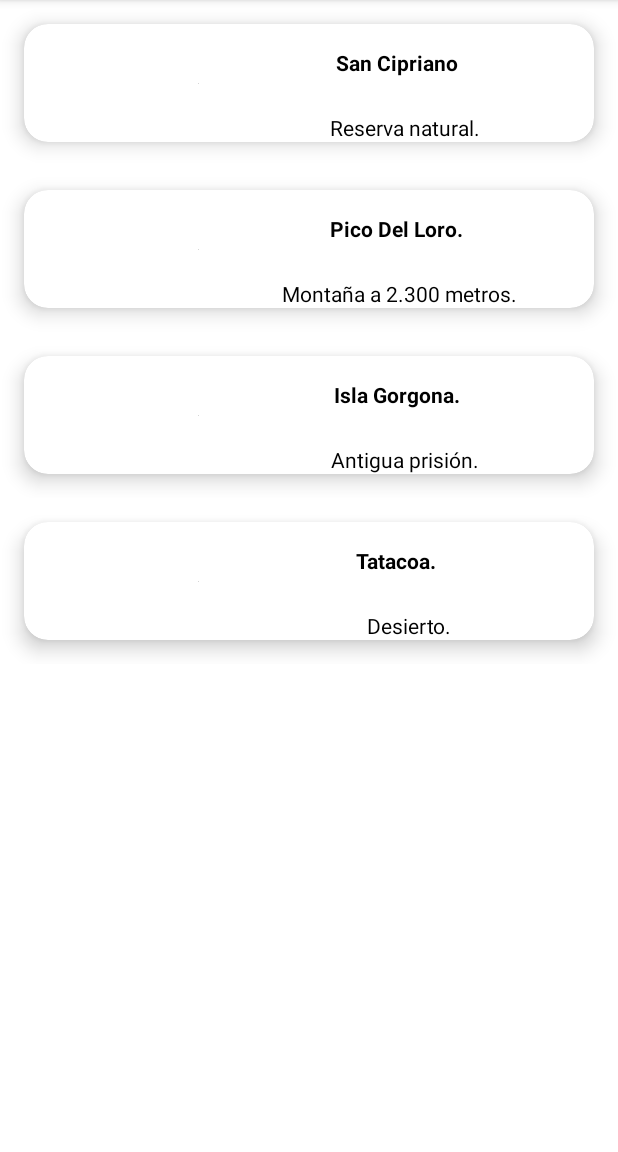
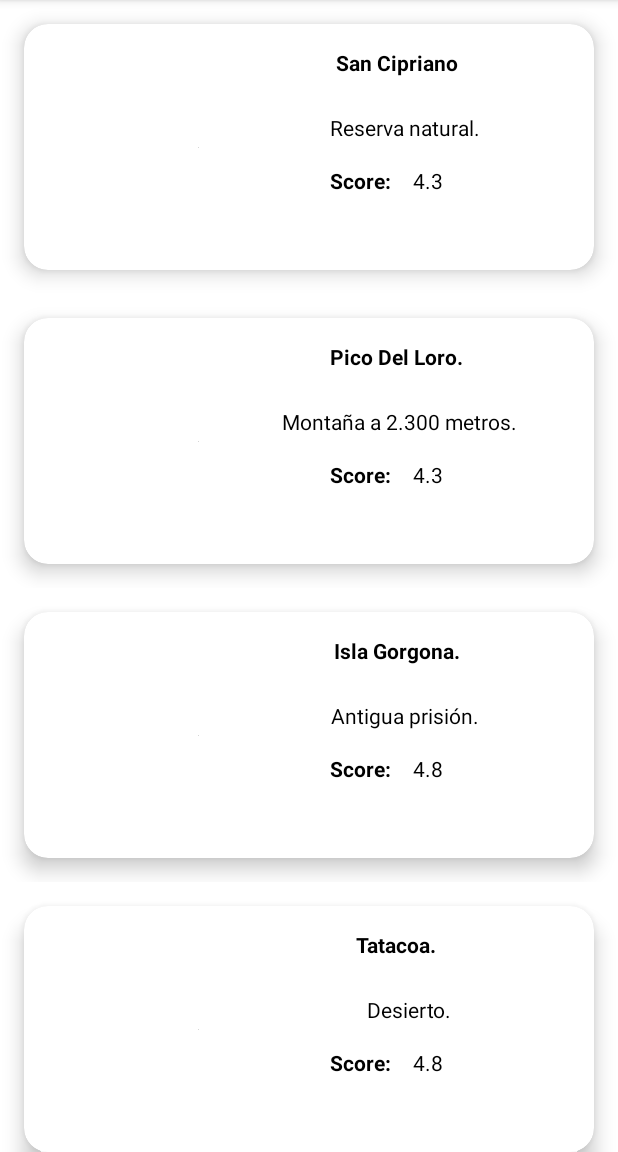
Before and after one commit to J-A-R-V-I-S-cicle-4/Programacion-movil, an Android app: the screen it shows after launch (ListTurismoActivity), on a phone screen of 412 x 824 dp, the part 84-1236 px from its top. Run offline under Robolectric (Android 15) with nearby library versions, the phone set to English and light mode, and no system bars; our stand-ins replace Picasso; pictures from the network do not load.

Commit message:
ADD Score to card View

```diff
--- a/app/src/main/AndroidManifest.xml
+++ b/app/src/main/AndroidManifest.xml
@@ -12,7 +12,7 @@
         android:theme="@style/Theme.Sprint2">
 
         <activity
-            android:name=".ListTurismoActivity"
+            android:name=".list.ListTurismoActivity"
             android:exported="true">
             <intent-filter>
                 <action android:name="android.intent.action.MAIN" />
@@ -21,7 +21,7 @@
             </intent-filter>
         </activity>
         <activity
-            android:name=".MainActivity"
+            android:name=".detalle.MainActivity"
             android:exported="false"/>
     </application>
 
--- a/app/src/main/java/com/andresmolinasix/sprint2/Turismo.kt
+++ /dev/null
@@ -1,6 +0,0 @@
-package com.andresmolinasix.sprint2
-
-
-import com.google.gson.annotations.SerializedName
-
-class Turismo : ArrayList<TurismoItem>()
--- a/app/src/main/java/com/andresmolinasix/sprint2/MainActivity.kt
+++ b/app/src/main/java/com/andresmolinasix/sprint2/detalle/MainActivity.kt
@@ -1,7 +1,8 @@
-package com.andresmolinasix.sprint2
+package com.andresmolinasix.sprint2.detalle
 
 import androidx.appcompat.app.AppCompatActivity
 import android.os.Bundle
+import com.andresmolinasix.sprint2.R
 
 class MainActivity : AppCompatActivity() {
     override fun onCreate(savedInstanceState: Bundle?) {
--- a/app/src/main/java/com/andresmolinasix/sprint2/ListTurismoActivity.kt
+++ b/app/src/main/java/com/andresmolinasix/sprint2/list/ListTurismoActivity.kt
@@ -1,9 +1,12 @@
-package com.andresmolinasix.sprint2
+package com.andresmolinasix.sprint2.list
 
 import android.os.Bundle
 import androidx.appcompat.app.AppCompatActivity
 import androidx.recyclerview.widget.LinearLayoutManager
 import androidx.recyclerview.widget.RecyclerView
+import com.andresmolinasix.sprint2.R
+import com.andresmolinasix.sprint2.model.Turismo
+import com.andresmolinasix.sprint2.model.TurismoItem
 import com.google.gson.Gson
 
 class ListTurismoActivity : AppCompatActivity() {
--- a/app/src/main/java/com/andresmolinasix/sprint2/TurismoAdapter.kt
+++ b/app/src/main/java/com/andresmolinasix/sprint2/list/TurismoAdapter.kt
@@ -1,4 +1,4 @@
-package com.andresmolinasix.sprint2
+package com.andresmolinasix.sprint2.list
 
 import android.view.LayoutInflater
 import android.view.View
@@ -6,6 +6,8 @@ import android.view.ViewGroup
 import android.widget.ImageView
 import android.widget.TextView
 import androidx.recyclerview.widget.RecyclerView
+import com.andresmolinasix.sprint2.R
+import com.andresmolinasix.sprint2.model.TurismoItem
 import com.squareup.picasso.Picasso
 
 class TurismoAdapter (private val turismoList: ArrayList<TurismoItem>): RecyclerView.Adapter <TurismoAdapter.ViewHolder> () {
@@ -27,11 +29,13 @@ class TurismoAdapter (private val turismoList: ArrayList<TurismoItem>): Recycler
         private val nameTextView : TextView = itemView.findViewById(R.id.name_text_view)
         private val descripTextView: TextView = itemView.findViewById(R.id.descrip_text_view)
         private val imagenPictureView : ImageView = itemView.findViewById(R.id.picture_image_view)
+        private val scoreTextView : TextView =itemView.findViewById(R.id.score_text_view)
 
         fun bind(turismo: TurismoItem){
             nameTextView.text = turismo.name
             descripTextView.text = turismo.information
             Picasso.get().load(turismo.url).into(imagenPictureView);
+            scoreTextView.text = turismo.score.toString()
 
         }
 
--- /dev/null
+++ b/app/src/main/java/com/andresmolinasix/sprint2/model/Turismo.kt
@@ -0,0 +1,4 @@
+package com.andresmolinasix.sprint2.model
+
+
+class Turismo : ArrayList<TurismoItem>()
--- a/app/src/main/java/com/andresmolinasix/sprint2/TurismoItem.kt
+++ b/app/src/main/java/com/andresmolinasix/sprint2/model/TurismoItem.kt
@@ -1,4 +1,4 @@
-package com.andresmolinasix.sprint2
+package com.andresmolinasix.sprint2.model
 
 
 import com.google.gson.annotations.SerializedName
--- a/app/src/main/res/layout/activity_list_turismo.xml
+++ b/app/src/main/res/layout/activity_list_turismo.xml
@@ -4,7 +4,7 @@
     xmlns:tools="http://schemas.android.com/tools"
     android:layout_width="match_parent"
     android:layout_height="match_parent"
-    tools:context=".ListTurismoActivity">
+    tools:context=".list.ListTurismoActivity">
 
     <androidx.recyclerview.widget.RecyclerView
         android:id="@+id/turismo_recycler_view"
--- a/app/src/main/res/layout/activity_main.xml
+++ b/app/src/main/res/layout/activity_main.xml
@@ -4,4 +4,4 @@
     xmlns:tools="http://schemas.android.com/tools"
     android:layout_width="match_parent"
     android:layout_height="wrap_content"
-    tools:context=".MainActivity"/>
+    tools:context=".detalle.MainActivity"/>
--- a/app/src/main/res/layout/card_view_turismo.xml
+++ b/app/src/main/res/layout/card_view_turismo.xml
@@ -65,6 +65,36 @@
                 app:layout_constraintHorizontal_bias="0.564"
                 app:layout_constraintStart_toEndOf="@+id/picture_image_view"
                 app:layout_constraintTop_toBottomOf="@+id/name_text_view" />
+
+            <TextView
+                android:id="@+id/score_label_text_view"
+                android:layout_width="wrap_content"
+                android:layout_height="wrap_content"
+                android:layout_marginTop="16dp"
+                android:layout_marginBottom="50dp"
+                android:text="Score:"
+                android:textColor="#000000"
+                android:textStyle="bold"
+                app:layout_constraintBottom_toBottomOf="parent"
+                app:layout_constraintEnd_toEndOf="parent"
+                app:layout_constraintHorizontal_bias="0.393"
+                app:layout_constraintStart_toEndOf="@+id/picture_image_view"
+                app:layout_constraintTop_toBottomOf="@+id/descrip_text_view" />
+
+            <TextView
+                android:id="@+id/score_text_view"
+                android:layout_width="wrap_content"
+                android:layout_height="wrap_content"
+                android:layout_marginTop="16dp"
+                android:layout_marginBottom="50dp"
+                android:text="4.5"
+                android:textColor="#000000"
+                app:layout_constraintBottom_toBottomOf="parent"
+                app:layout_constraintEnd_toEndOf="parent"
+                app:layout_constraintHorizontal_bias="0.129"
+                app:layout_constraintStart_toEndOf="@+id/score_label_text_view"
+                app:layout_constraintTop_toBottomOf="@+id/descrip_text_view" />
+
         </androidx.constraintlayout.widget.ConstraintLayout>
     </androidx.cardview.widget.CardView>
 </androidx.constraintlayout.widget.ConstraintLayout>
```
